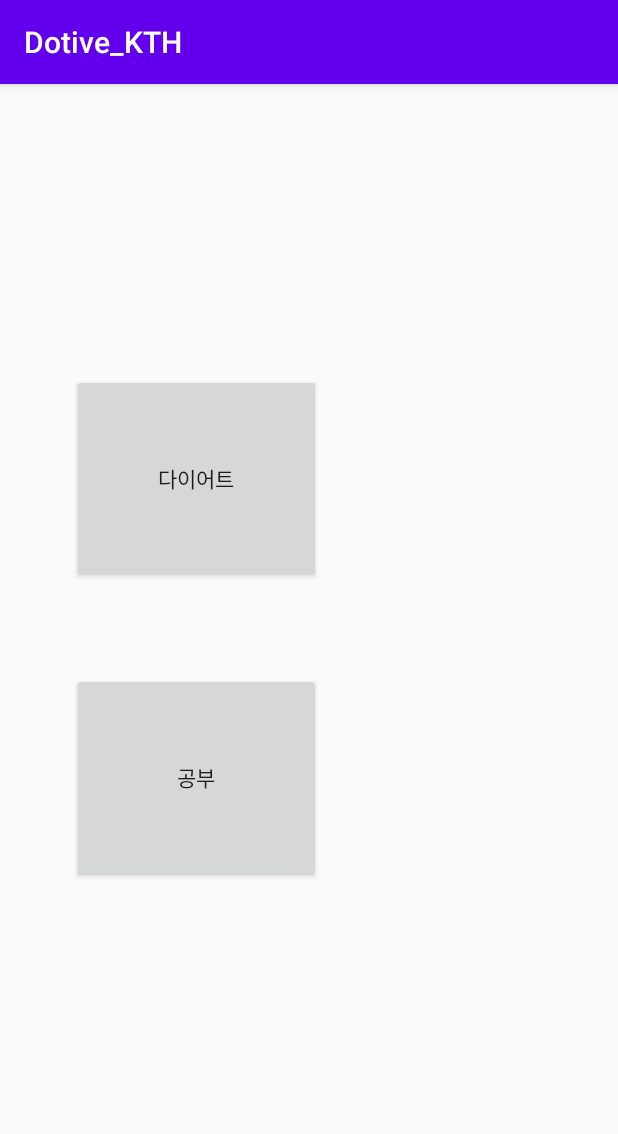
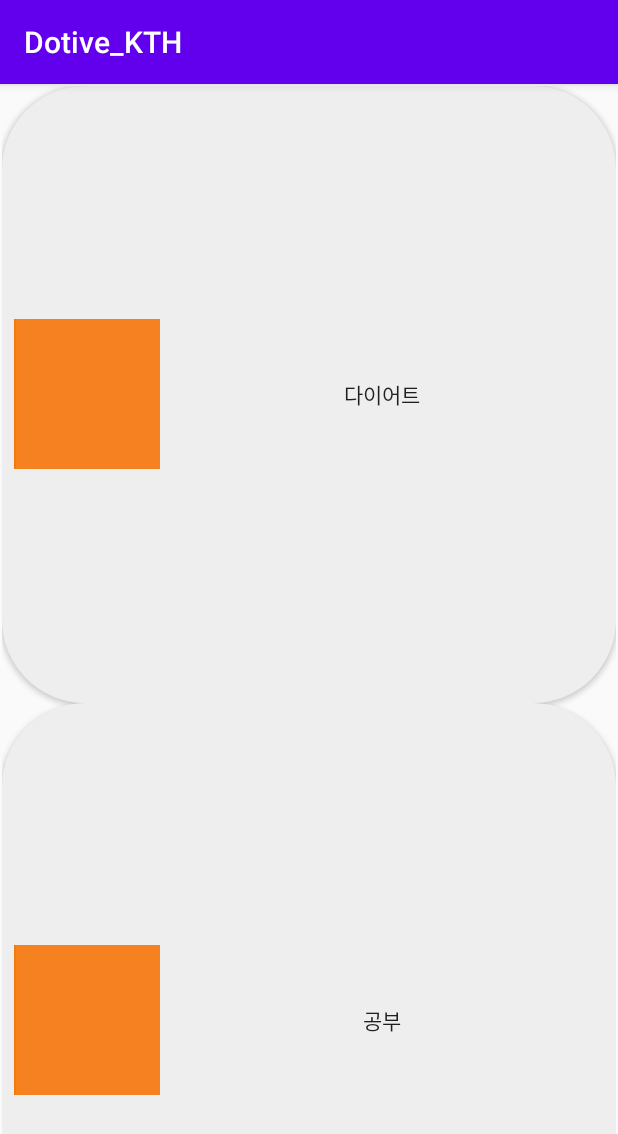
Before and after one commit to kshjaing/Dotive, an Android app: the screen it shows after launch (MainActivity), on a phone screen of 412 x 824 dp. Shown: the top 1134 px of the screen. Run offline under Robolectric (Android 15) with nearby library versions, the phone set to English and light mode, and no system bars.

```diff
--- a/Dotive_KTH/app/src/main/java/com/example/dotive_kth/MainActivity.java
+++ b/Dotive_KTH/app/src/main/java/com/example/dotive_kth/MainActivity.java
@@ -22,14 +22,6 @@ public class MainActivity extends AppCompatActivity {
 
         final Button btn1 = (Button)findViewById(R.id.btn1); //다이어트
         final Button btn2 = (Button)findViewById(R.id.btn2); //공부
-        final Button btn3 = (Button)findViewById(R.id.btn3); //공부
-        final Button btn1 = (Button)findViewById(R.id.btn1); //다이어트
-        final Button btn1 = (Button)findViewById(R.id.btn1); //다이어트
-        final Button btn1 = (Button)findViewById(R.id.btn1); //다이어트
-        final Button btn1 = (Button)findViewById(R.id.btn1); //다이어트
-        final Button btn1 = (Button)findViewById(R.id.btn1); //다이어트
-        final Button btn1 = (Button)findViewById(R.id.btn1); //다이어트
-        final Button btn1 = (Button)findViewById(R.id.btn1); //다이어트
 
         btn1.setOnClickListener(new View.OnClickListener() {
             @Override
--- /dev/null
+++ b/Dotive_KTH/app/src/main/res/drawable/radius.xml
@@ -0,0 +1,26 @@
+<?xml version="1.0" encoding="utf-8"?>
+<selector xmlns:android="http://schemas.android.com/apk/res/android">
+
+    <item android:state_pressed="true">
+        <shape>
+            <padding android:bottom="4dp" android:left="8dp" android:right="8dp" android:top="4dp" />
+            <gradient android:angle="270" android:endColor="#cdcdcd" android:startColor="#eeeeee" />
+
+            <!-- <corners android:bottomLeftRadius="2dp" android:bottomRightRadius="2dp" android:topLeftRadius="2dp" android:topRightRadius="2dp" /> -->
+            <corners android:radius="55dp" />
+        </shape>
+    </item>
+    <item android:state_pressed="false">
+        <shape>
+            <padding android:bottom="4dp" android:left="8dp" android:right="8dp" android:top="4dp" />
+            <solid android:color="#eeeeee" />
+            <!-- <corners android:bottomLeftRadius="2dp" android:bottomRightRadius="2dp" android:topLeftRadius="2dp" android:topRightRadius="2dp" /> -->
+            <corners android:radius="55dp" />
+        </shape>
+    </item>
+</selector>
+
+    <!-- corners : 코너의 둥근 정도 설정 -->
+    <!-- solid : 테두리와 보통 색을 지정하는 태그 -->
+    <!-- gradient : 그라디언트  ->  눌리는 듯한 느낌을 주기 위해 그라디언트 효과 적용 -->
+    <!-- item pressed true false  즉 눌렀을때 아닐때에 따라 디자인이 다르게 구성 가능 -->
--- /dev/null
+++ b/Dotive_KTH/app/src/main/res/font/font.xml
@@ -0,0 +1,8 @@
+<?xml version="1.0" encoding="utf-8"?>
+<font-family xmlns:android="http://schemas.android.com/apk/res/android">
+
+    <font
+        android:fontStyle="normal"
+        android:fontWeight="400"
+        android:font="@font/katuri" />
+</font-family>
--- a/Dotive_KTH/app/src/main/res/layout/activity_main.xml
+++ b/Dotive_KTH/app/src/main/res/layout/activity_main.xml
@@ -1,33 +1,38 @@
-<?xml version="1.0" encoding="utf-8"?>
-<androidx.constraintlayout.widget.ConstraintLayout xmlns:android="http://schemas.android.com/apk/res/android"
-    xmlns:app="http://schemas.android.com/apk/res-auto"
-    xmlns:tools="http://schemas.android.com/tools"
+<?xml version="1.0" encoding="utf-8" ?>
+
+<ScrollView android:id="@+id/scrollView2"
     android:layout_width="match_parent"
-    android:layout_height="match_parent"
-    tools:context=".MainActivity">
+    android:layout_height="wrap_content"
+    android:layout_marginStart="1dp"
+    android:layout_marginLeft="1dp"
+    android:layout_marginTop="1dp"
+    android:layout_marginEnd="1dp"
+    android:layout_marginRight="1dp"
+    android:layout_marginBottom="1dp"
 
-    <Button
-        android:id="@+id/btn1"
-        android:layout_width="0dp"
-        android:layout_height="0dp"
-        android:layout_marginTop="193dp"
-        android:layout_marginBottom="60dp"
-        android:text="다이어트"
-        app:layout_constraintBottom_toTopOf="@+id/btn2"
-        app:layout_constraintEnd_toEndOf="@+id/btn2"
-        app:layout_constraintStart_toStartOf="@+id/btn2"
-        app:layout_constraintTop_toTopOf="parent" />
+    xmlns:android="http://schemas.android.com/apk/res/android">
 
-    <Button
-        android:id="@+id/btn2"
-        android:layout_width="166dp"
-        android:layout_height="0dp"
-        android:layout_marginStart="48dp"
-        android:layout_marginLeft="48dp"
-        android:layout_marginBottom="236dp"
-        android:text="공부"
-        app:layout_constraintBottom_toBottomOf="parent"
-        app:layout_constraintStart_toStartOf="parent"
-        app:layout_constraintTop_toBottomOf="@+id/btn1" />
+    <LinearLayout
+        android:layout_width="match_parent"
+        android:layout_height="wrap_content"
+        android:orientation="vertical">
 
-</androidx.constraintlayout.widget.ConstraintLayout>
+        <Button
+            android:id="@+id/btn1"
+            android:layout_width="match_parent"
+            android:layout_height="411dp"
+            android:fontFamily="@font/katuri"
+            android:background="@drawable/radius"
+            android:drawableLeft="@drawable/dot"
+            android:text="다이어트" />
+
+        <Button
+            android:id="@+id/btn2"
+            android:layout_width="match_parent"
+            android:layout_height="423dp"
+            android:fontFamily="@font/katuri"
+            android:background="@drawable/radius"
+            android:drawableLeft="@drawable/dot"
+            android:text="공부" />
+    </LinearLayout>
+</ScrollView>
```
Also changed, not shown: Dotive_KTH/app/src/main/res/drawable/dot.jpg (added), 1 other file.
